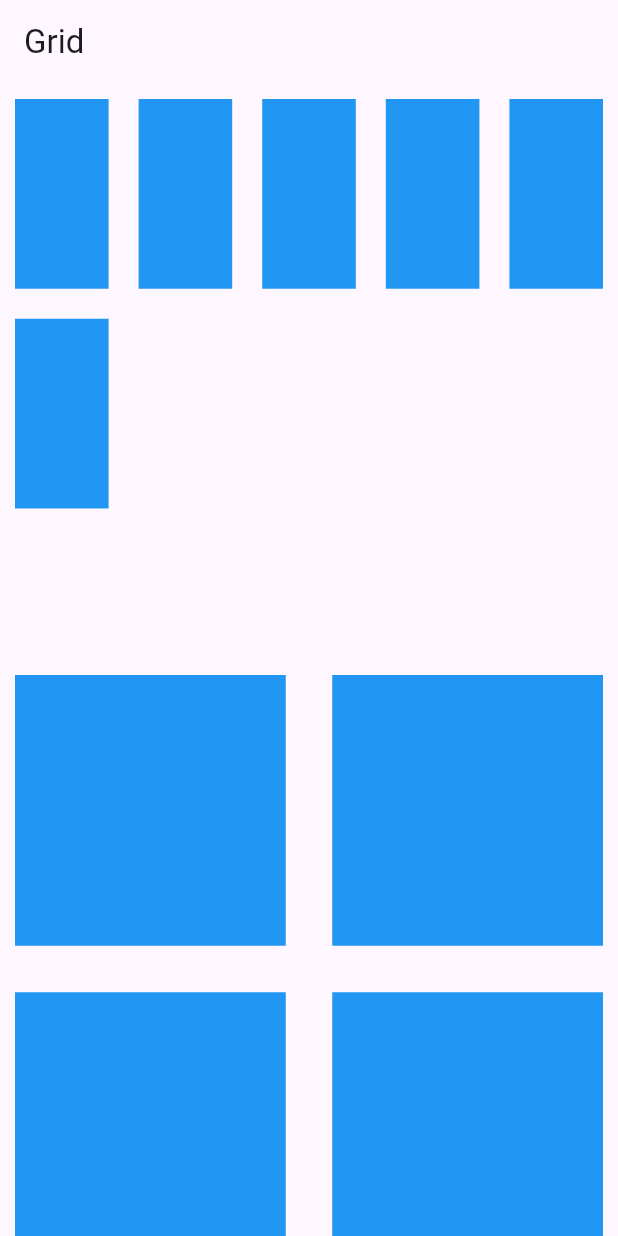
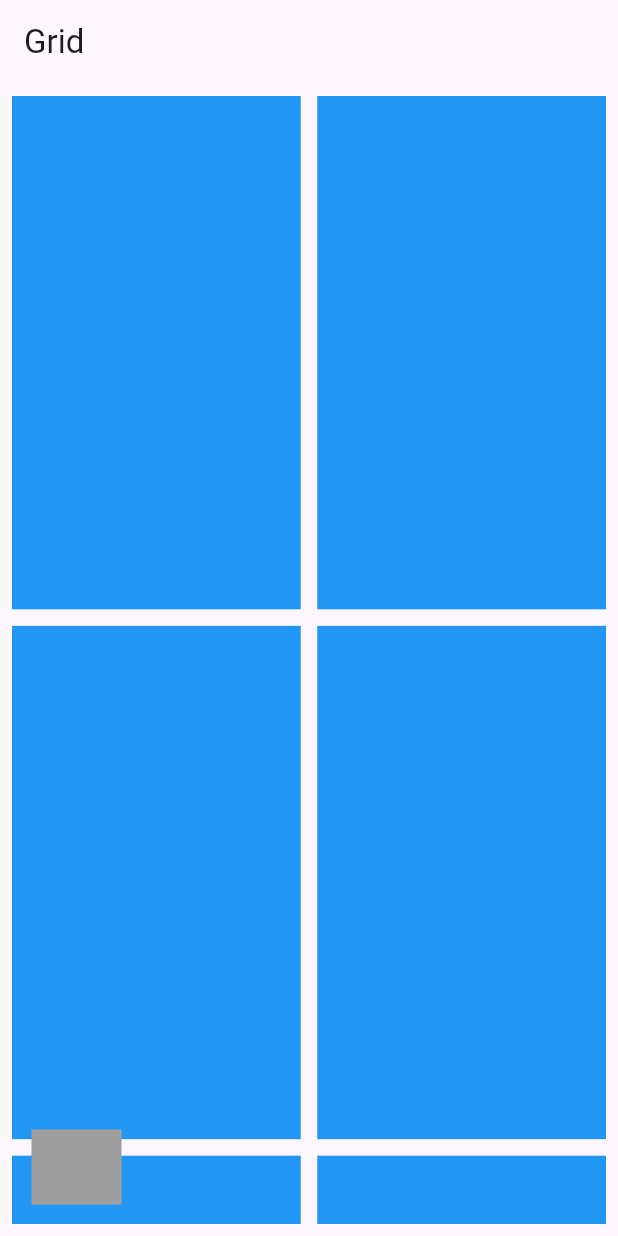
Before and after one commit to Chandera01/Grid_View_exp, a Flutter app: the screen it shows after launch, on a phone screen of 412 x 824 dp. Run offline on Flutter 3.47's test engine with Material 3 defaults, Android fonts, the phone set to English and light mode, and no system bars.

Commit message:
GridView.builder

```diff
--- a/lib/home_page.dart
+++ b/lib/home_page.dart
@@ -8,8 +8,45 @@ class HomePage extends StatelessWidget{
       appBar: AppBar(
         title: Text("Grid"),
       ),
-      body: Column(
+      body: Stack(
         children: [
+          Padding(
+            padding: const EdgeInsets.all(8.0),
+            child: GridView.builder(
+              itemCount: 10,
+                gridDelegate: SliverGridDelegateWithMaxCrossAxisExtent(
+                    maxCrossAxisExtent: 250,
+                    mainAxisSpacing: 11,
+                  crossAxisSpacing: 11,
+                  childAspectRatio: 9/16,
+                ),
+                itemBuilder: (_,index){
+                  return Container(
+                    color: Colors.blue,
+                  );
+                }),
+          ),
+          Positioned(
+            bottom: 21,
+            left: 21,
+            child: Container(
+              width: 60,
+              height: 50,
+              color: Colors.grey,
+            ),
+          )
+        ],
+      ),
+    );
+  }
+}
+
+
+
+// GRIDVIEW
+/*Gridview.count,Gridview.extent*/
+  /*Column(
+    children = [
       // GridViewExtent
       Expanded(
         child: GridView.extent(maxCrossAxisExtent: 100,
@@ -68,6 +105,4 @@ class HomePage extends StatelessWidget{
      ),
     ],
   ),
-    );
-  }
-}
+*/
```
Lines whose indentation alone changed are shown as unchanged.
